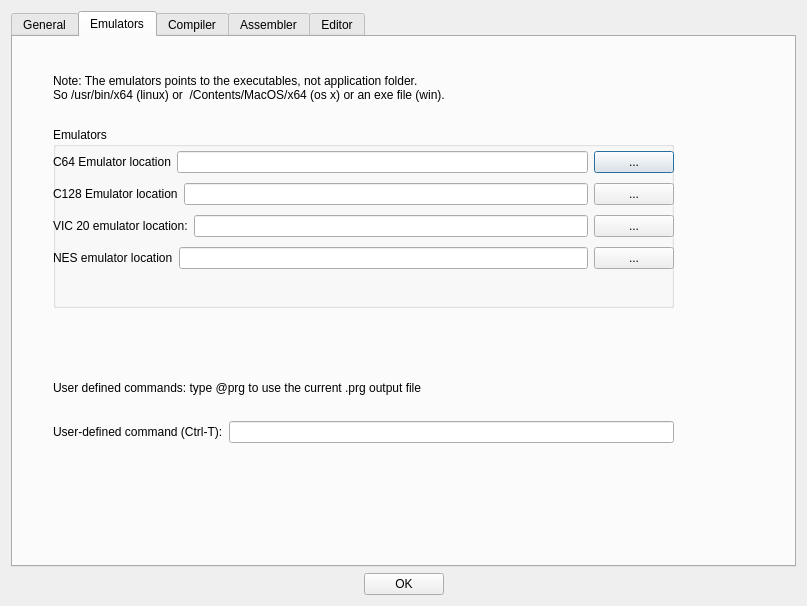
Old version of the form source/dialogtrsesettings.ui in the repository leuat/TRSE.
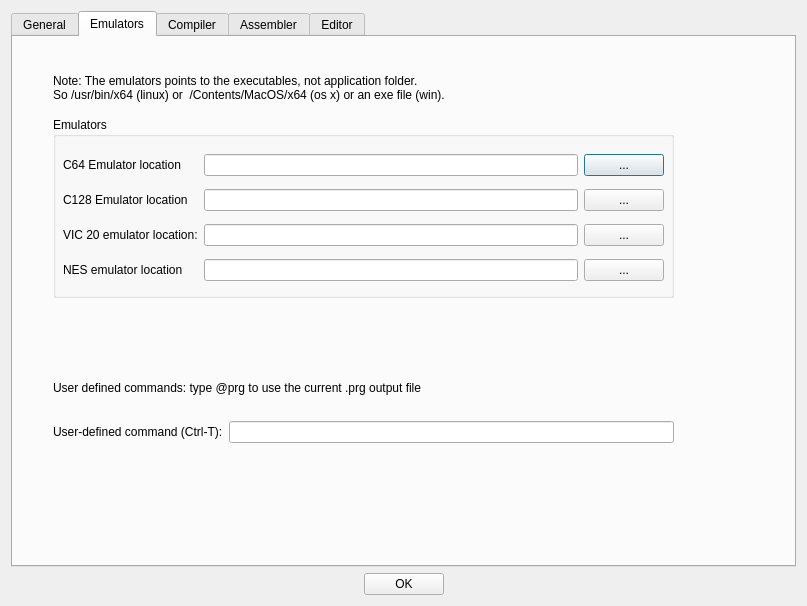
New version of the form.

The edit to the form file:
```diff
--- a/source/dialogtrsesettings.ui
+++ b/source/dialogtrsesettings.ui
@@ -115,11 +115,11 @@
           <bool>true</bool>
          </property>
         </widget>
-        <widget class="QGroupBox" name="groupBox_2">
+        <widget class="QGroupBox" name="groupBox_7">
          <property name="geometry">
           <rect>
            <x>40</x>
-           <y>90</y>
+           <y>80</y>
            <width>621</width>
            <height>181</height>
           </rect>
@@ -127,92 +127,78 @@
          <property name="title">
           <string>Emulators</string>
          </property>
-         <widget class="QWidget" name="verticalLayoutWidget_3">
+         <widget class="QWidget" name="gridLayoutWidget">
           <property name="geometry">
            <rect>
-            <x>0</x>
-            <y>20</y>
-            <width>621</width>
-            <height>128</height>
+            <x>10</x>
+            <y>30</y>
+            <width>601</width>
+            <height>141</height>
            </rect>
           </property>
-          <layout class="QVBoxLayout" name="verticalLayout_5">
-           <item>
-            <layout class="QHBoxLayout" name="horizontalLayout">
-             <item>
-              <widget class="QLabel" name="label">
-               <property name="text">
-                <string>C64 Emulator location</string>
-               </property>
-              </widget>
-             </item>
-             <item>
+          <layout class="QGridLayout" name="gridLayout_7">
+           <item row="0" column="1">
               <widget class="QLineEdit" name="leEmulator"/>
              </item>
-             <item>
+           <item row="0" column="2">
               <widget class="QPushButton" name="btnEmulator">
                <property name="text">
                 <string>...</string>
                </property>
               </widget>
              </item>
-            </layout>
-           </item>
-           <item>
-            <layout class="QHBoxLayout" name="horizontalLayout_13">
-             <item>
+           <item row="1" column="0">
               <widget class="QLabel" name="label_16">
                <property name="text">
                 <string>C128 Emulator location</string>
                </property>
               </widget>
              </item>
-             <item>
-              <widget class="QLineEdit" name="leEmulatorC128"/>
-             </item>
-             <item>
-              <widget class="QPushButton" name="btnEmulatorC128">
-               <property name="text">
-                <string>...</string>
-               </property>
-              </widget>
-             </item>
-            </layout>
-           </item>
-           <item>
-            <layout class="QHBoxLayout" name="horizontalLayout_7">
-             <item>
+           <item row="2" column="0">
               <widget class="QLabel" name="label_7">
                <property name="text">
                 <string>VIC 20 emulator location:</string>
                </property>
               </widget>
              </item>
-             <item>
+           <item row="0" column="0">
+            <widget class="QLabel" name="label">
+             <property name="text">
+              <string>C64 Emulator location</string>
+             </property>
+            </widget>
+           </item>
+           <item row="2" column="1">
               <widget class="QLineEdit" name="leVic20Emulator"/>
              </item>
-             <item>
+           <item row="1" column="1">
+            <widget class="QLineEdit" name="leEmulatorC128"/>
+           </item>
+           <item row="1" column="2">
+            <widget class="QPushButton" name="btnEmulatorC128">
+             <property name="text">
+              <string>...</string>
+             </property>
+            </widget>
+           </item>
+           <item row="2" column="2">
               <widget class="QPushButton" name="btnVic20Emulator">
                <property name="text">
                 <string>...</string>
                </property>
               </widget>
              </item>
-            </layout>
-           </item>
-           <item>
-            <layout class="QHBoxLayout" name="horizontalLayout_9">
-             <item>
+           <item row="3" column="0">
               <widget class="QLabel" name="label_14">
                <property name="text">
                 <string>NES emulator location</string>
                </property>
               </widget>
              </item>
-             <item>
+           <item row="3" column="1">
               <widget class="QLineEdit" name="leNesEmulator"/>
              </item>
-             <item>
+           <item row="3" column="2">
               <widget class="QPushButton" name="btnNesEmulatr">
                <property name="text">
                 <string>...</string>
@@ -220,8 +206,6 @@
               </widget>
              </item>
             </layout>
-           </item>
-          </layout>
          </widget>
         </widget>
        </widget>
@@ -352,17 +336,17 @@
           </item>
          </layout>
         </widget>
-        <widget class="QGroupBox" name="groupBox_4">
+        <widget class="QGroupBox" name="groupBox_2">
          <property name="geometry">
           <rect>
-           <x>30</x>
-           <y>170</y>
+           <x>20</x>
+           <y>220</y>
            <width>621</width>
-           <height>131</height>
+           <height>111</height>
           </rect>
          </property>
          <property name="title">
-          <string>External Assembler</string>
+          <string>External Assembler &amp; tools</string>
          </property>
          <widget class="QWidget" name="verticalLayoutWidget">
           <property name="geometry">
```
Left out of the diff: 44 changed lines with no effect on the pictures. Lines whose indentation alone changed are shown as unchanged.
